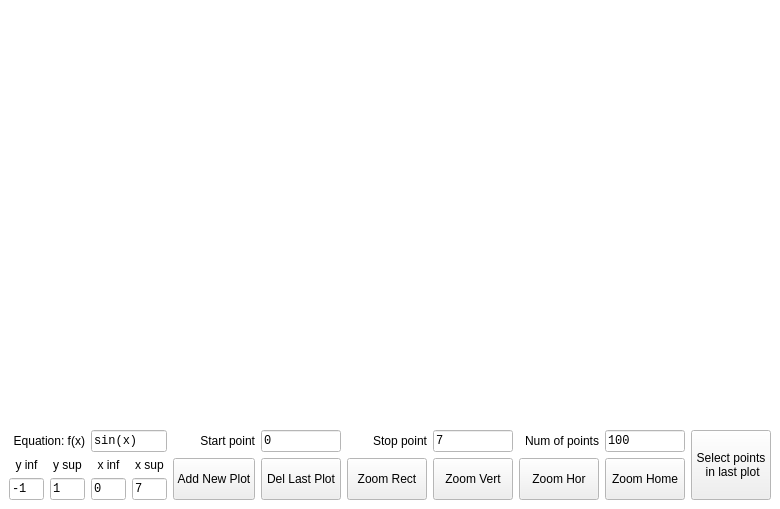
Above: Grafico.ui from Diogo-Rossi/SimplePlot before the change. Below: the same form after it.
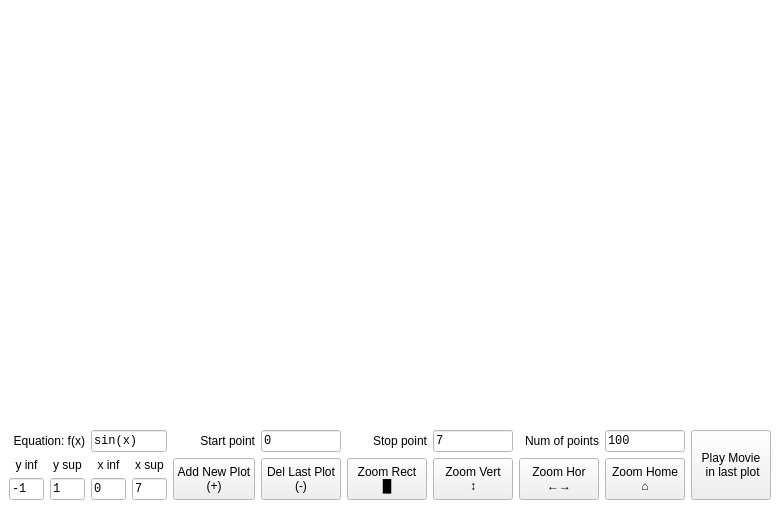
That is the form after the change. Icons and pictures are not drawn.

Commit message:
Preparing to work with MOVIE
- New function to catch "move mouse" event
- Rename cls → clc.
- Bug Fix: Add condition when ploting new line over empty list
- New Buttons labels on Qt window

What changed in the file:
```diff
--- a/Grafico.ui
+++ b/Grafico.ui
@@ -132,7 +132,8 @@
          </sizepolicy>
         </property>
         <property name="text">
-         <string>Zoom Hor</string>
+         <string>Zoom Hor
+←→</string>
         </property>
        </widget>
       </item>
@@ -145,7 +146,8 @@
          </sizepolicy>
         </property>
         <property name="text">
-         <string>Zoom Vert</string>
+         <string>Zoom Vert
+↕</string>
         </property>
        </widget>
       </item>
@@ -158,7 +160,8 @@
          </sizepolicy>
         </property>
         <property name="text">
-         <string>Add New Plot</string>
+         <string>Add New Plot
+(+)</string>
         </property>
        </widget>
       </item>
@@ -171,7 +174,8 @@
          </sizepolicy>
         </property>
         <property name="text">
-         <string>Zoom Rect</string>
+         <string>Zoom Rect
+█</string>
         </property>
        </widget>
       </item>
@@ -184,7 +188,8 @@
          </sizepolicy>
         </property>
         <property name="text">
-         <string>Zoom Home</string>
+         <string>Zoom Home
+⌂</string>
         </property>
        </widget>
       </item>
@@ -197,7 +202,8 @@
          </sizepolicy>
         </property>
         <property name="text">
-         <string>Del Last Plot</string>
+         <string>Del Last Plot
+(-)</string>
         </property>
        </widget>
       </item>
@@ -366,7 +372,7 @@
          </sizepolicy>
         </property>
         <property name="text">
-         <string>Select points 
+         <string>Play Movie 
  in last plot</string>
         </property>
        </widget>
```
Left out of the diff: 4 changed lines with no effect on the pictures. The commit also changes 2 other files.
